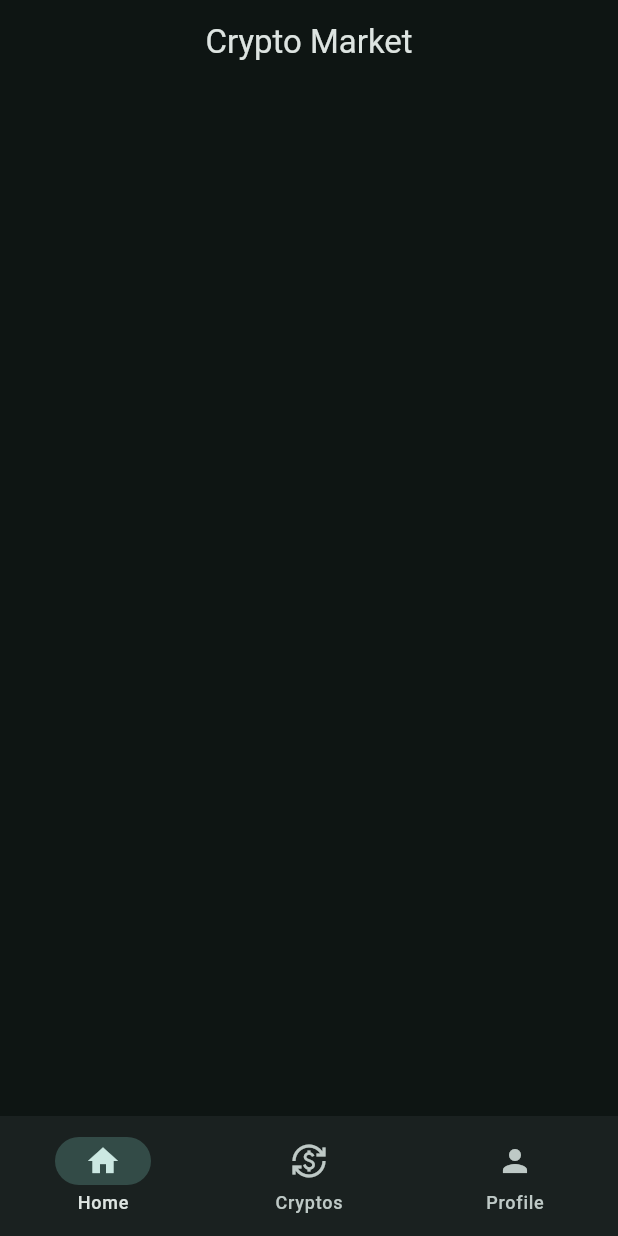
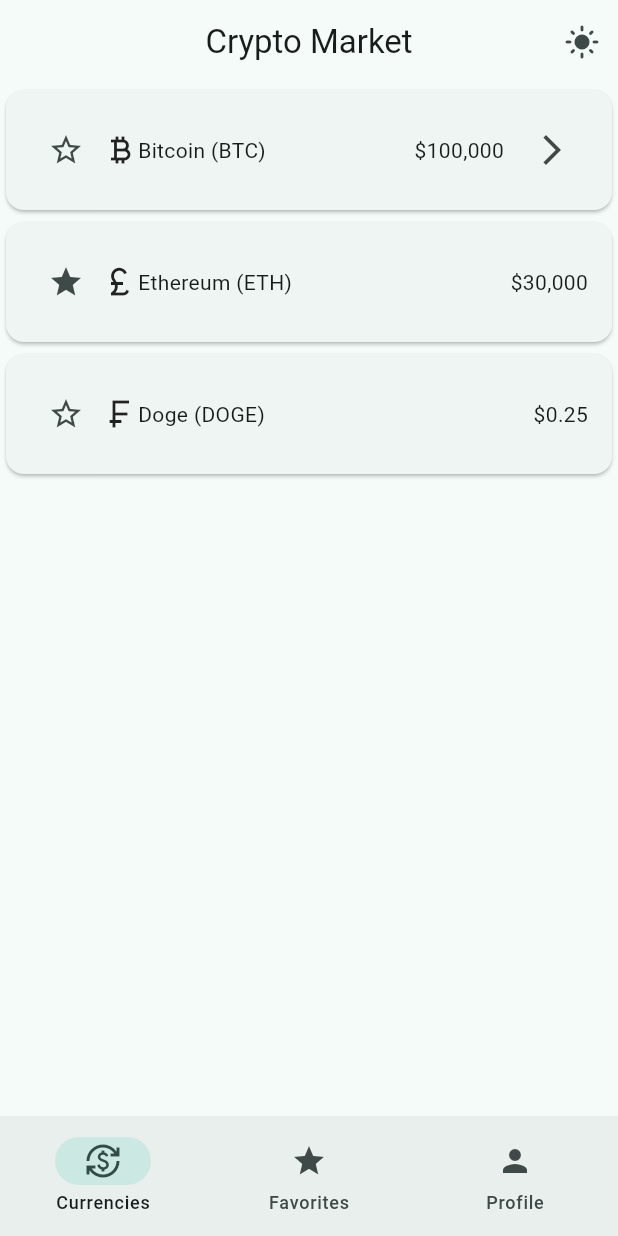
Before and after one commit to oguzzaydogaan/crypto_market, a Flutter app: the screen it shows after launch, on a phone screen of 412 x 824 dp. Run offline on Flutter 3.47's test engine with Material 3 defaults, Android fonts, the phone set to English and light mode, and no system bars.

Commit message:
no message

```diff
--- /dev/null
+++ b/lib/data/notifiers.dart
@@ -0,0 +1,4 @@
+import 'package:flutter/material.dart';
+
+ValueNotifier<int> pageIndexNotifier = ValueNotifier(0);
+ValueNotifier<bool> isDarkModeNotifier = ValueNotifier(false);
--- a/lib/main.dart
+++ b/lib/main.dart
@@ -1,3 +1,4 @@
+import 'package:crypto_market/data/notifiers.dart';
 import 'package:crypto_market/views/widget_tree.dart';
 import 'package:flutter/material.dart';
 
@@ -5,41 +6,25 @@ void main() {
   runApp(const MyApp());
 }
 
-class MyApp extends StatefulWidget {
+class MyApp extends StatelessWidget {
   const MyApp({super.key});
 
   @override
-  State<MyApp> createState() => _MyAppState();
-}
-
-class _MyAppState extends State<MyApp> {
-  @override
   Widget build(BuildContext context) {
+    return ValueListenableBuilder(
+      valueListenable: isDarkModeNotifier,
+      builder: (context, isDarkMode, child) {
         return MaterialApp(
           debugShowCheckedModeBanner: false,
-      title: 'Crypto Market',
           theme: ThemeData(
             colorScheme: ColorScheme.fromSeed(
               seedColor: Colors.teal,
-          brightness: Brightness.dark,
+              brightness: isDarkMode ? Brightness.dark : Brightness.light,
             ),
           ),
-      home: MyHomePage(),
+          home: WidgetTree(),
+        );
+      },
     );
   }
 }
-
-class MyHomePage extends StatefulWidget {
-  const MyHomePage({super.key});
-
-  @override
-  State<MyHomePage> createState() => _MyHomePageState();
-}
-
-class _MyHomePageState extends State<MyHomePage> {
-  int currentIndex = 0;
-  @override
-  Widget build(BuildContext context) {
-    return WidgetTree();
-  }
-}
--- a/lib/views/pages/home_page.dart
+++ b/lib/views/pages/home_page.dart
@@ -0,0 +1,100 @@
+import 'package:crypto_market/views/pages/coin_page.dart';
+import 'package:flutter/material.dart';
+
+class HomePage extends StatefulWidget {
+  const HomePage({super.key});
+
+  @override
+  State<HomePage> createState() => _HomePageState();
+}
+
+class _HomePageState extends State<HomePage> {
+  @override
+  Widget build(BuildContext context) {
+    return Column(
+      children: [
+        Card(
+          child: Padding(
+            padding: EdgeInsets.all(16.0),
+            child: Row(
+              mainAxisSize: MainAxisSize.max,
+              mainAxisAlignment: MainAxisAlignment.spaceBetween,
+              children: [
+                Row(
+                  children: [
+                    IconButton(
+                      onPressed: () {},
+                      icon: Icon(Icons.star_border_outlined),
+                    ),
+                    Icon(Icons.currency_bitcoin),
+                    Text('Bitcoin (BTC)'),
+                  ],
+                ),
+                Row(
+                  children: [
+                    Text('\$100,000'),
+                    SizedBox(width: 8),
+                    IconButton(
+                      onPressed: () {
+                        Navigator.push(
+                          context,
+                          MaterialPageRoute(
+                            builder: (context) {
+                              return CoinPage();
+                            },
+                          ),
+                        );
+                      },
+                      icon: Icon(Icons.arrow_forward_ios),
+                    ),
+                  ],
+                ),
+              ],
+            ),
+          ),
+        ),
+        Card(
+          child: Padding(
+            padding: const EdgeInsets.all(16.0),
+            child: Row(
+              mainAxisSize: MainAxisSize.max,
+              mainAxisAlignment: MainAxisAlignment.spaceBetween,
+              children: [
+                Row(
+                  children: [
+                    IconButton(onPressed: () {}, icon: Icon(Icons.star)),
+                    Icon(Icons.currency_pound),
+                    Text('Ethereum (ETH)'),
+                  ],
+                ),
+                Text('\$30,000'),
+              ],
+            ),
+          ),
+        ),
+        Card(
+          child: Padding(
+            padding: const EdgeInsets.all(16.0),
+            child: Row(
+              mainAxisSize: MainAxisSize.max,
+              mainAxisAlignment: MainAxisAlignment.spaceBetween,
+              children: [
+                Row(
+                  children: [
+                    IconButton(
+                      onPressed: () {},
+                      icon: Icon(Icons.star_border_outlined),
+                    ),
+                    Icon(Icons.currency_franc),
+                    Text('Doge (DOGE)'),
+                  ],
+                ),
+                Text('\$0.25'),
+              ],
+            ),
+          ),
+        ),
+      ],
+    );
+  }
+}
--- a/lib/views/widget_tree.dart
+++ b/lib/views/widget_tree.dart
@@ -1,6 +1,12 @@
+import 'package:crypto_market/data/notifiers.dart';
+import 'package:crypto_market/views/pages/favorites_page.dart';
+import 'package:crypto_market/views/pages/home_page.dart';
+import 'package:crypto_market/views/pages/profile_page.dart';
 import 'package:flutter/material.dart';
 
-import '../widgets/navbar_widget.dart';
+import 'widgets/navbar_widget.dart';
+
+List<Widget> pages = [HomePage(), FavoritesPage(), ProfilePage()];
 
 class WidgetTree extends StatelessWidget {
   const WidgetTree({super.key});
@@ -8,7 +14,29 @@ class WidgetTree extends StatelessWidget {
   @override
   Widget build(BuildContext context) {
     return Scaffold(
-      appBar: AppBar(title: Text('Crypto Market'), centerTitle: true),
+      appBar: AppBar(
+        title: Text('Crypto Market'),
+        centerTitle: true,
+        actions: [
+          IconButton(
+            onPressed: () {
+              isDarkModeNotifier.value = !isDarkModeNotifier.value;
+            },
+            icon: ValueListenableBuilder(
+              valueListenable: isDarkModeNotifier,
+              builder: (context, isDarkMode, child) {
+                return Icon(isDarkMode ? Icons.dark_mode : Icons.light_mode);
+              },
+            ),
+          ),
+        ],
+      ),
+      body: ValueListenableBuilder(
+        valueListenable: pageIndexNotifier,
+        builder: (context, pageIndex, child) {
+          return pages[pageIndex];
+        },
+      ),
       bottomNavigationBar: NavbarWidget(),
     );
   }
--- /dev/null
+++ b/lib/views/widgets/navbar_widget.dart
@@ -0,0 +1,35 @@
+import 'package:crypto_market/data/notifiers.dart';
+import 'package:flutter/material.dart';
+
+class NavbarWidget extends StatefulWidget {
+  const NavbarWidget({super.key});
+
+  @override
+  State<NavbarWidget> createState() => _NavbarWidgetState();
+}
+
+class _NavbarWidgetState extends State<NavbarWidget> {
+  int currentIndex = 0;
+  @override
+  Widget build(BuildContext context) {
+    return ValueListenableBuilder(
+      valueListenable: pageIndexNotifier,
+      builder: (context, pageIndex, child) {
+        return NavigationBar(
+          destinations: const [
+            NavigationDestination(
+              icon: Icon(Icons.currency_exchange),
+              label: 'Currencies',
+            ),
+            NavigationDestination(icon: Icon(Icons.star), label: 'Favorites'),
+            NavigationDestination(icon: Icon(Icons.person), label: 'Profile'),
+          ],
+          selectedIndex: pageIndex,
+          onDestinationSelected: (value) {
+            pageIndexNotifier.value = value;
+          },
+        );
+      },
+    );
+  }
+}
--- a/lib/widgets/navbar_widget.dart
+++ /dev/null
@@ -1,31 +0,0 @@
-import 'package:flutter/material.dart';
-
-class NavbarWidget extends StatefulWidget {
-  const NavbarWidget({super.key});
-
-  @override
-  State<NavbarWidget> createState() => _NavbarWidgetState();
-}
-
-class _NavbarWidgetState extends State<NavbarWidget> {
-  int currentIndex = 0;
-  @override
-  Widget build(BuildContext context) {
-    return NavigationBar(
-      destinations: const [
-        NavigationDestination(icon: Icon(Icons.home), label: 'Home'),
-        NavigationDestination(
-          icon: Icon(Icons.currency_exchange),
-          label: 'Cryptos',
-        ),
-        NavigationDestination(icon: Icon(Icons.person), label: 'Profile'),
-      ],
-      selectedIndex: currentIndex,
-      onDestinationSelected: (value) {
-        setState(() {
-          currentIndex = value;
-        });
-      },
-    );
-  }
-}
```
Also changed, not shown: lib/views/pages/coin_page.dart (added, +20 -0 lines), lib/views/pages/favorites_page.dart (added, +56 -0 lines), lib/views/pages/profile_page.dart (+17 -0 lines), lib/views/widgets/coin_card_widget.dart (added, +25 -0 lines). Lines whose indentation alone changed are shown as unchanged.
